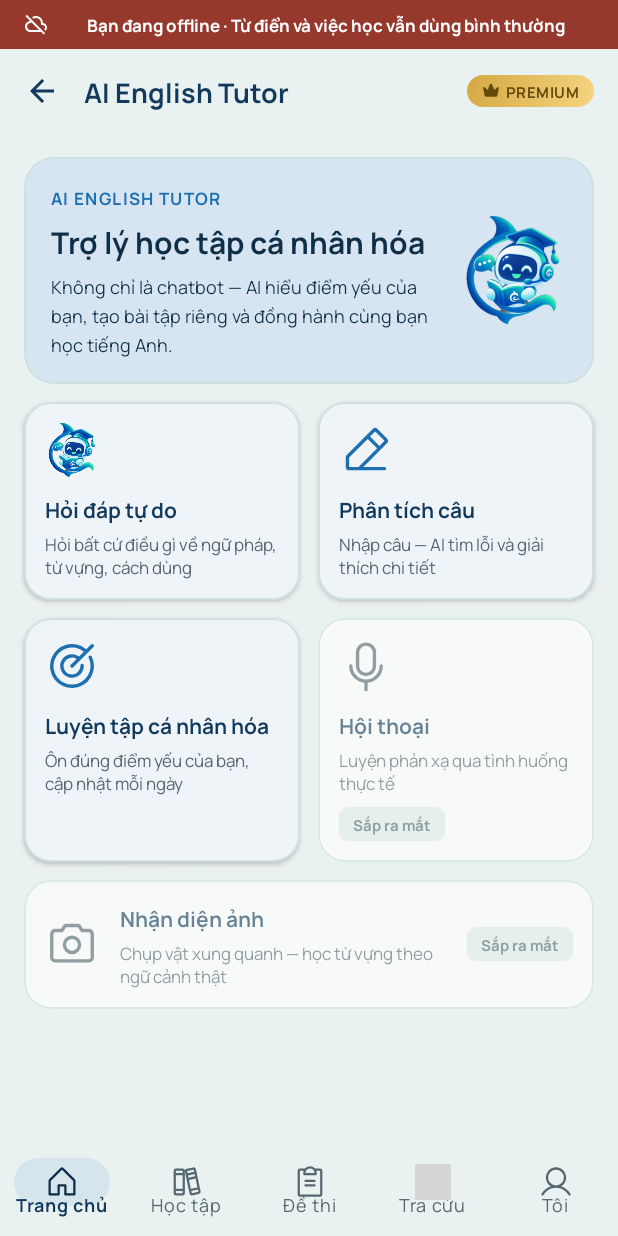
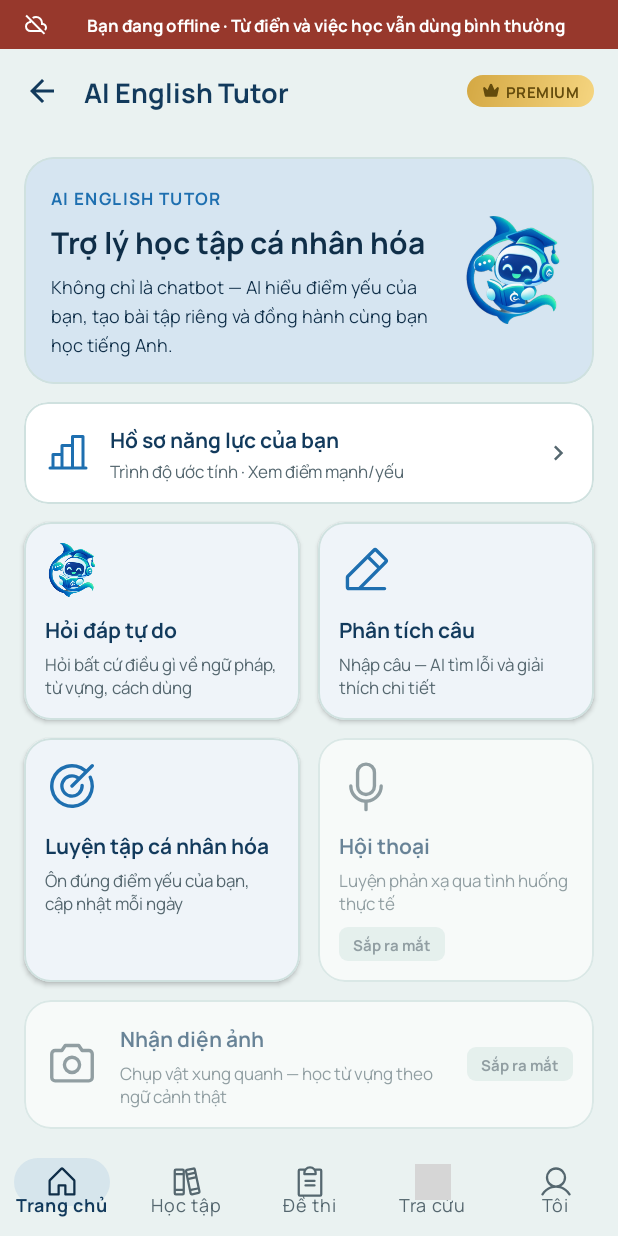
Before and after one commit to Nguyen-Phi-Long-702/Lori, an Android app: the AiTutorHomeFragment screen opened through its navigation route, on a phone screen of 412 x 824 dp. Run offline under Robolectric (Android 15) with nearby library versions, the light colour scheme and no system bars; our stand-ins replace Room's generated code, navigation-ui; 2 statements that could not run were skipped; grey boxes are pictures that could not be loaded.

Commit message:
feat: thêm màn Hồ sơ năng lực với trình độ, điểm mạnh và điểm yếu

```diff
--- a/app/src/main/java/com/example/lori/MainActivity.java
+++ b/app/src/main/java/com/example/lori/MainActivity.java
@@ -95,6 +95,7 @@ public class MainActivity extends AppCompatActivity {
                 || destinationId == R.id.aiChatFragment
                 || destinationId == R.id.sentenceCheckFragment
                 || destinationId == R.id.aiPersonalizedReviewFragment
+                || destinationId == R.id.learningInsightFragment
                 || destinationId == R.id.aiExerciseFragment) {
             return R.id.homeFragment;
         }
--- a/app/src/main/java/com/example/lori/view/AiTutorHomeFragment.java
+++ b/app/src/main/java/com/example/lori/view/AiTutorHomeFragment.java
@@ -12,7 +12,7 @@ import androidx.navigation.Navigation;
 
 import com.example.lori.R;
 
-//Màn trung tâm AI English Tutor: chọn công cụ. Có Hỏi đáp, Phân tích câu và Luyện tập cá nhân hóa; các công cụ còn lại là thẻ "Sắp ra mắt"
+//Màn trung tâm AI English Tutor: chọn công cụ. Có Hỏi đáp, Phân tích câu, Luyện tập cá nhân hóa và Hồ sơ năng lực; các công cụ còn lại là thẻ "Sắp ra mắt"
 public class AiTutorHomeFragment extends Fragment {
 
     @Nullable
@@ -37,5 +37,8 @@ public class AiTutorHomeFragment extends Fragment {
 
         view.findViewById(R.id.cardAiPractice).setOnClickListener(v ->
                 Navigation.findNavController(v).navigate(R.id.action_aiTutorHomeFragment_to_aiPersonalizedReviewFragment));
+
+        view.findViewById(R.id.cardAiInsight).setOnClickListener(v ->
+                Navigation.findNavController(v).navigate(R.id.action_aiTutorHomeFragment_to_learningInsightFragment));
     }
 }
--- /dev/null
+++ b/app/src/main/res/drawable/ic_feature_chart.xml
@@ -0,0 +1,9 @@
+<vector xmlns:android="http://schemas.android.com/apk/res/android"
+    android:width="32dp"
+    android:height="32dp"
+    android:viewportWidth="256"
+    android:viewportHeight="256">
+  <path
+      android:pathData="M224,200h-8V40a8,8 0,0 0,-8 -8H152a8,8 0,0 0,-8 8V80H96a8,8 0,0 0,-8 8v40H48a8,8 0,0 0,-8 8v64H32a8,8 0,0 0,0 16H224a8,8 0,0 0,0 -16ZM160,48h40V200H160ZM104,96h40V200H104ZM56,144H88v56H56Z"
+      android:fillColor="#000000"/>
+</vector>
--- a/app/src/main/res/layout/fragment_ai_tutor_home.xml
+++ b/app/src/main/res/layout/fragment_ai_tutor_home.xml
@@ -106,6 +106,66 @@
                         android:layout_height="72dp"
                         android:contentDescription="@null"
                         android:src="@drawable/ic_feature_chatbot" />
+                </LinearLayout>
+            </com.google.android.material.card.MaterialCardView>
+
+            <!-- Liên kết Hồ sơ năng lực: ngay dưới thẻ giới thiệu, đúng bố cục UI mẫu -->
+            <com.google.android.material.card.MaterialCardView
+                android:id="@+id/cardAiInsight"
+                android:layout_width="match_parent"
+                android:layout_height="wrap_content"
+                android:layout_margin="6dp"
+                android:clickable="true"
+                android:focusable="true"
+                app:cardCornerRadius="16dp"
+                app:cardElevation="0dp"
+                app:strokeColor="?attr/colorOutlineVariant"
+                app:strokeWidth="1dp">
+
+                <LinearLayout
+                    android:layout_width="match_parent"
+                    android:layout_height="wrap_content"
+                    android:gravity="center_vertical"
+                    android:orientation="horizontal"
+                    android:padding="13dp">
+
+                    <ImageView
+                        android:layout_width="32dp"
+                        android:layout_height="32dp"
+                        android:contentDescription="@null"
+                        android:src="@drawable/ic_feature_chart"
+                        app:tint="?attr/colorPrimary" />
+
+                    <LinearLayout
+                        android:layout_width="0dp"
+                        android:layout_height="wrap_content"
+                        android:layout_marginStart="12dp"
+                        android:layout_weight="1"
+                        android:orientation="vertical">
+
+                        <TextView
+                            android:layout_width="match_parent"
+                            android:layout_height="wrap_content"
+                            android:text="@string/ai_tutor_insight_title"
+                            android:textColor="?attr/colorOnSurface"
+                            android:textSize="14sp"
+                            android:textStyle="bold" />
+
+                        <TextView
+                            android:layout_width="match_parent"
+                            android:layout_height="wrap_content"
+                            android:layout_marginTop="2dp"
+                            android:text="@string/ai_tutor_insight_desc"
+                            android:textColor="?attr/colorOnSurfaceVariant"
+                            android:textSize="11sp" />
+                    </LinearLayout>
+
+                    <ImageView
+                        android:layout_width="20dp"
+                        android:layout_height="20dp"
+                        android:contentDescription="@null"
+                        android:src="@drawable/ic_action_chevron_right"
+                        app:tint="?attr/colorOnSurfaceVariant" />
                 </LinearLayout>
             </com.google.android.material.card.MaterialCardView>
 
--- a/app/src/main/res/navigation/nav_graph.xml
+++ b/app/src/main/res/navigation/nav_graph.xml
@@ -281,6 +281,13 @@
             app:exitAnim="@anim/nav_fade_out"
             app:popEnterAnim="@anim/nav_fade_in"
             app:popExitAnim="@anim/nav_fade_out" />
+        <action
+            android:id="@+id/action_aiTutorHomeFragment_to_learningInsightFragment"
+            app:destination="@id/learningInsightFragment"
+            app:enterAnim="@anim/nav_fade_in"
+            app:exitAnim="@anim/nav_fade_out"
+            app:popEnterAnim="@anim/nav_fade_in"
+            app:popExitAnim="@anim/nav_fade_out" />
     </fragment>
 
     <fragment
@@ -355,6 +362,19 @@
             app:popExitAnim="@anim/nav_fade_out" />
     </fragment>
     <fragment
+        android:id="@+id/learningInsightFragment"
+        android:name="com.example.lori.view.LearningInsightFragment"
+        android:label="@string/nav_label_learning_insight"
+        tools:layout="@layout/fragment_learning_insight">
+        <action
+            android:id="@+id/action_learningInsightFragment_to_aiPersonalizedReviewFragment"
+            app:destination="@id/aiPersonalizedReviewFragment"
+            app:enterAnim="@anim/nav_fade_in"
+            app:exitAnim="@anim/nav_fade_out"
+            app:popEnterAnim="@anim/nav_fade_in"
+            app:popExitAnim="@anim/nav_fade_out" />
+    </fragment>
+    <fragment
         android:id="@+id/aiExerciseFragment"
         android:name="com.example.lori.view.AiExerciseFragment"
         android:label="@string/nav_label_ai_exercise"
--- a/app/src/main/res/values/strings.xml
+++ b/app/src/main/res/values/strings.xml
@@ -474,4 +474,16 @@
     <string name="ai_insight_no_weak">Bạn không sai câu nào lần này, nên chưa có điểm yếu để phân tích. Hãy thử thêm bài khác nhé!</string>
     <string name="ai_insight_start_button">Bắt đầu ôn tập ngay →</string>
     <string name="ai_error_not_found">Chưa tìm thấy kết quả để phân tích. Hãy thử lại sau ít phút</string>
+
+    <!-- Hồ sơ năng lực (Tuần 13 Ngày 7) -->
+    <string name="nav_label_learning_insight">Hồ sơ năng lực</string>
+    <string name="ai_tutor_insight_title">Hồ sơ năng lực của bạn</string>
+    <string name="ai_tutor_insight_desc">Trình độ ước tính · Xem điểm mạnh/yếu</string>
+    <string name="learning_insight_level_caption">TRÌNH ĐỘ ƯỚC TÍNH</string>
+    <string name="learning_insight_strengths_title">ĐIỂM MẠNH</string>
+    <string name="learning_insight_weaknesses_title">ĐIỂM CẦN CẢI THIỆN</string>
+    <string name="learning_insight_no_strengths">Chưa có chủ đề nào đạt mức thành thạo. Hãy làm thêm các bài kiểm tra nhé!</string>
+    <string name="learning_insight_no_weaknesses">Chưa phát hiện điểm yếu nào. Cứ tiếp tục phát huy nhé!</string>
+    <string name="learning_insight_accuracy_format">%1$d%%</string>
+    <string name="learning_insight_review_button">Ôn theo điểm yếu ngay →</string>
 </resources>
```
Also changed, not shown: app/src/main/java/com/example/lori/view/LearningInsightFragment.java (added, +124 -0 lines), app/src/main/java/com/example/lori/viewmodel/LearningInsightViewModel.java (added, +84 -0 lines), app/src/main/res/layout/fragment_learning_insight.xml (added, +198 -0 lines), app/src/main/res/layout/item_ai_strength_chip.xml (added, +7 -0 lines).
